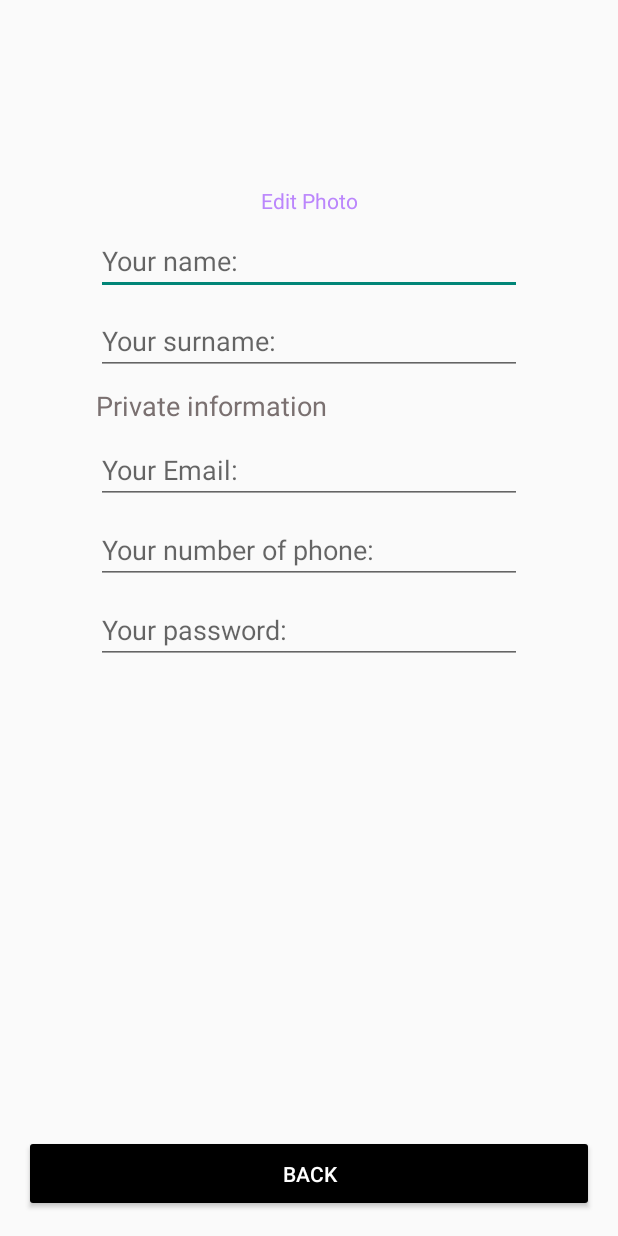
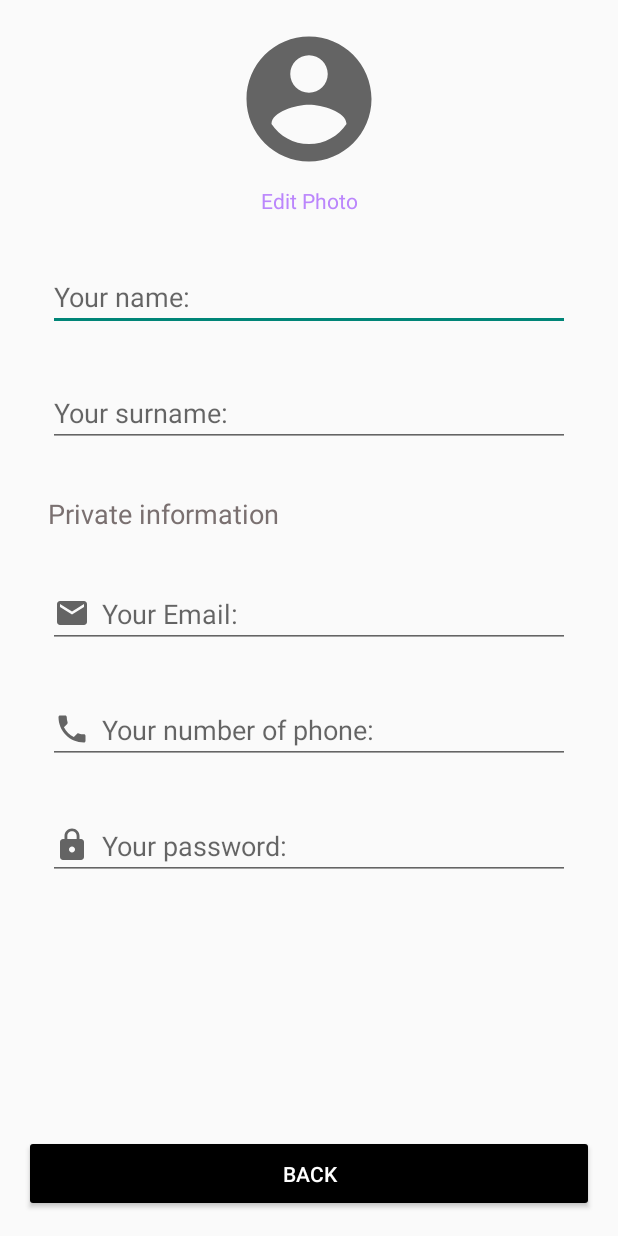
Before and after one commit to D-Mubarak/M.Lesson2, an Android app: the ThirdActivity screen opened directly, with no data from a screen before it, on a phone screen of 412 x 824 dp. Run offline under Robolectric (Android 15) with nearby library versions, the light colour scheme and no system bars; pictures from the network do not load.

Commit message:
Исправил всё, что нужно было

```diff
--- a/app/src/main/AndroidManifest.xml
+++ b/app/src/main/AndroidManifest.xml
@@ -16,7 +16,7 @@
         android:theme="@style/Theme.MLesson2">
 
         <activity
-            android:name=".HW_Activity"
+            android:name=".ThirdActivity"
             android:exported="true" />
         <activity
             android:name=".SecondActivity"
--- a/app/src/main/java/com/example/mlesson2/MainActivity.java
+++ b/app/src/main/java/com/example/mlesson2/MainActivity.java
@@ -2,7 +2,6 @@ package com.example.mlesson2;
 
 import android.content.Intent;
 import android.os.Bundle;
-import android.provider.MediaStore;
 import android.widget.Button;
 import android.widget.ImageView;
 
@@ -28,15 +27,15 @@ public class MainActivity extends AppCompatActivity {
 
     private void initListener() {
         go.setOnClickListener(v -> {
-            if (password.getText().toString().length() > 6 && username.getText().toString().length() > 0) {
-                Intent intent = new Intent(this, HW_Activity.class);
+            if (password.getText().toString().length() > 6 && username.getText().toString() != null) {
+                Intent intent = new Intent(this, ThirdActivity.class);
                 intent.putExtra("key2", password.getText().toString());
                 intent.putExtra("key1", username.getText().toString());
                 startActivity(intent);
             } else if (password.getText().toString().length() < 6) {
-                password.setError("Пароль должен быть больше 6 символов !");
+                password.setError(getString(R.string.password_error_text));
             } else if (username.getText().toString().length() <= 0) {
-                username.setError("Заполните пустое пространство !");
+                username.setError(getString(R.string.username_error_text));
             }
         });
     }
--- a/app/src/main/java/com/example/mlesson2/SecondActivity.java
+++ b/app/src/main/java/com/example/mlesson2/SecondActivity.java
@@ -27,7 +27,7 @@ public class SecondActivity extends AppCompatActivity {
 
         });
         next.setOnClickListener(v -> {
-            Intent intent = new Intent(SecondActivity.this,HW_Activity.class);
+            Intent intent = new Intent(SecondActivity.this, ThirdActivity.class);
             startActivity(intent);
 
         });
--- a/app/src/main/java/com/example/mlesson2/HW_Activity.java
+++ b/app/src/main/java/com/example/mlesson2/ThirdActivity.java
@@ -14,7 +14,7 @@ import androidx.appcompat.app.AppCompatActivity;
 
 import com.bumptech.glide.Glide;
 
-public class HW_Activity extends AppCompatActivity {
+public class ThirdActivity extends AppCompatActivity {
     private ImageView IVPhoto;
     private Button back;
     private TextView editPhoto;
--- /dev/null
+++ b/app/src/main/res/drawable/circle_accaunt_svg.xml
@@ -0,0 +1,10 @@
+<vector xmlns:android="http://schemas.android.com/apk/res/android"
+    android:width="24dp"
+    android:height="24dp"
+    android:viewportWidth="24"
+    android:viewportHeight="24"
+    android:tint="?attr/colorControlNormal">
+  <path
+      android:fillColor="@android:color/white"
+      android:pathData="M12,2C6.48,2 2,6.48 2,12s4.48,10 10,10 10,-4.48 10,-10S17.52,2 12,2zM12,5c1.66,0 3,1.34 3,3s-1.34,3 -3,3 -3,-1.34 -3,-3 1.34,-3 3,-3zM12,19.2c-2.5,0 -4.71,-1.28 -6,-3.22 0.03,-1.99 4,-3.08 6,-3.08 1.99,0 5.97,1.09 6,3.08 -1.29,1.94 -3.5,3.22 -6,3.22z"/>
+</vector>
--- /dev/null
+++ b/app/src/main/res/drawable/email_art.xml
@@ -0,0 +1,10 @@
+<vector xmlns:android="http://schemas.android.com/apk/res/android"
+    android:width="24dp"
+    android:height="24dp"
+    android:viewportWidth="24"
+    android:viewportHeight="24"
+    android:tint="?attr/colorControlNormal">
+  <path
+      android:fillColor="@android:color/white"
+      android:pathData="M20,4L4,4c-1.1,0 -1.99,0.9 -1.99,2L2,18c0,1.1 0.9,2 2,2h16c1.1,0 2,-0.9 2,-2L22,6c0,-1.1 -0.9,-2 -2,-2zM20,8l-8,5 -8,-5L4,6l8,5 8,-5v2z"/>
+</vector>
--- /dev/null
+++ b/app/src/main/res/drawable/lock_art.xml
@@ -0,0 +1,10 @@
+<vector xmlns:android="http://schemas.android.com/apk/res/android"
+    android:width="24dp"
+    android:height="24dp"
+    android:viewportWidth="24"
+    android:viewportHeight="24"
+    android:tint="?attr/colorControlNormal">
+  <path
+      android:fillColor="@android:color/white"
+      android:pathData="M18,8h-1L17,6c0,-2.76 -2.24,-5 -5,-5S7,3.24 7,6v2L6,8c-1.1,0 -2,0.9 -2,2v10c0,1.1 0.9,2 2,2h12c1.1,0 2,-0.9 2,-2L20,10c0,-1.1 -0.9,-2 -2,-2zM12,17c-1.1,0 -2,-0.9 -2,-2s0.9,-2 2,-2 2,0.9 2,2 -0.9,2 -2,2zM15.1,8L8.9,8L8.9,6c0,-1.71 1.39,-3.1 3.1,-3.1 1.71,0 3.1,1.39 3.1,3.1v2z"/>
+</vector>
--- /dev/null
+++ b/app/src/main/res/drawable/phone_art.xml
@@ -0,0 +1,10 @@
+<vector xmlns:android="http://schemas.android.com/apk/res/android"
+    android:width="24dp"
+    android:height="24dp"
+    android:viewportWidth="24"
+    android:viewportHeight="24"
+    android:tint="?attr/colorControlNormal">
+  <path
+      android:fillColor="@android:color/white"
+      android:pathData="M6.62,10.79c1.44,2.83 3.76,5.14 6.59,6.59l2.2,-2.2c0.27,-0.27 0.67,-0.36 1.02,-0.24 1.12,0.37 2.33,0.57 3.57,0.57 0.55,0 1,0.45 1,1V20c0,0.55 -0.45,1 -1,1 -9.39,0 -17,-7.61 -17,-17 0,-0.55 0.45,-1 1,-1h3.5c0.55,0 1,0.45 1,1 0,1.25 0.2,2.45 0.57,3.57 0.11,0.35 0.03,0.74 -0.25,1.02l-2.2,2.2z"/>
+</vector>
--- a/app/src/main/res/layout/activity_hw.xml
+++ b/app/src/main/res/layout/activity_hw.xml
@@ -4,7 +4,7 @@
     xmlns:tools="http://schemas.android.com/tools"
     android:layout_width="match_parent"
     android:layout_height="match_parent"
-    tools:context=".HW_Activity">
+    tools:context=".ThirdActivity">
 
     <ImageView
         android:id="@+id/photo_of_user"
@@ -13,7 +13,8 @@
         android:layout_marginTop="@dimen/margin"
         app:layout_constraintEnd_toEndOf="parent"
         app:layout_constraintStart_toStartOf="parent"
-        app:layout_constraintTop_toTopOf="parent" />
+        app:layout_constraintTop_toTopOf="parent"
+        android:src="@drawable/circle_accaunt_svg"/>
 
     <TextView
         android:id="@+id/textView"
@@ -21,7 +22,7 @@
         android:layout_width="wrap_content"
         android:layout_height="wrap_content"
         android:layout_marginTop="8dp"
-        android:text="Edit Photo"
+        android:text="@string/edit_photo"
         android:textSize="14sp"
         app:layout_constraintEnd_toEndOf="parent"
         app:layout_constraintStart_toStartOf="parent"
@@ -32,7 +33,7 @@
         style="@style/marginHorizontal"
         android:layout_width="match_parent"
         android:layout_height="wrap_content"
-        android:hint="Your name:"
+        android:hint="@string/your_name"
         app:layout_constraintTop_toBottomOf="@+id/textView" />
 
     <EditText
@@ -40,7 +41,7 @@
         style="@style/marginHorizontal"
         android:layout_width="match_parent"
         android:layout_height="wrap_content"
-        android:hint="Your surname:"
+        android:hint="@string/your_surname"
         app:layout_constraintTop_toBottomOf="@id/name" />
 
     <TextView
@@ -48,33 +49,39 @@
         android:layout_width="match_parent"
         android:layout_height="wrap_content"
         style="@style/marginHorizontal"
-        android:text="Private information"
-        android:textSize="18dp"
+        android:text="@string/private_information"
+        android:textSize="18sp"
         app:layout_constraintTop_toBottomOf="@+id/surname"
         android:textColor="@color/gray" />
 
     <EditText
+        android:drawableStart="@drawable/email_art"
         android:id="@+id/email"
+        android:drawablePadding="@dimen/marginMinus2x"
         style="@style/marginHorizontal"
         android:layout_width="match_parent"
         android:layout_height="wrap_content"
-        android:hint="Your Email:"
+        android:hint="@string/your_email"
         app:layout_constraintTop_toBottomOf="@id/privateInfo" />
 
     <EditText
+        android:drawablePadding="@dimen/marginMinus2x"
+        android:drawableStart="@drawable/phone_art"
         android:id="@+id/number_of_phone"
         style="@style/marginHorizontal"
         android:layout_width="match_parent"
         android:layout_height="wrap_content"
-        android:hint="Your number of phone:"
+        android:hint="@string/your_number_of_phone"
         app:layout_constraintTop_toBottomOf="@id/email" />
 
     <EditText
+        android:drawablePadding="@dimen/marginMinus2x"
+        android:drawableStart="@drawable/lock_art"
         android:id="@+id/password"
         style="@style/marginHorizontal"
         android:layout_width="match_parent"
         android:layout_height="wrap_content"
-        android:hint="Your password:"
+        android:hint="@string/your_password"
         app:layout_constraintTop_toBottomOf="@id/number_of_phone" />
 
     <Button
--- a/app/src/main/res/layout/activity_main.xml
+++ b/app/src/main/res/layout/activity_main.xml
@@ -4,7 +4,8 @@
     xmlns:tools="http://schemas.android.com/tools"
     android:layout_width="match_parent"
     android:layout_height="match_parent"
-    tools:context=".MainActivity">
+    tools:context=".MainActivity"
+    android:backgroundTint="@color/white">
 
     <ImageView
         android:id="@+id/image_car"
@@ -21,7 +22,7 @@
         android:layout_height="wrap_content"
         android:layout_marginStart="@dimen/margin"
         android:layout_marginTop="52dp"
-        android:text="HELLO THERE, \nWELCOME BACK "
+        android:text="@string/hello_there_nwelcome_back"
         android:textColor="@color/black"
         android:textSize="40sp"
         android:textStyle="bold"
@@ -35,7 +36,7 @@
         android:layout_marginVertical="@dimen/margin2x"
         android:layout_marginStart="@dimen/margin"
         android:backgroundTint="@color/gray"
-        android:text="Sign in to continue"
+        android:text="@string/sign_in_to_continue"
         app:layout_constraintStart_toStartOf="parent"
         app:layout_constraintTop_toBottomOf="@+id/Hi" />
 
@@ -46,7 +47,7 @@
         android:layout_height="wrap_content"
         android:layout_marginHorizontal="@dimen/margin"
         android:layout_marginTop="@dimen/margin2x"
-        android:hint="Your username"
+        android:hint="@string/your_username"
         android:padding="@dimen/marginMinus2x"
         app:layout_constraintTop_toBottomOf="@+id/grayTV">
 
@@ -64,10 +65,11 @@
     <com.google.android.material.textfield.TextInputLayout
         android:id="@+id/LPassword"
         style="@style/Widget.MaterialComponents.TextInputLayout.OutlinedBox"
+
         android:layout_width="match_parent"
         android:layout_height="wrap_content"
         android:layout_marginHorizontal="@dimen/margin"
-        android:hint="Your password"
+        android:hint="@string/your_password_first_activity"
         android:padding="@dimen/marginMinus2x"
         app:endIconMode="password_toggle"
         app:layout_constraintTop_toBottomOf="@+id/LUser">
@@ -88,7 +90,7 @@
         android:layout_height="wrap_content"
         android:layout_marginTop="@dimen/margin2x"
         android:layout_marginEnd="44dp"
-        android:text="FORGET PASSWORD?"
+        android:text="@string/forget_password"
         android:textColor="@color/black"
         android:textStyle="bold"
         app:layout_constraintEnd_toEndOf="parent"
@@ -102,7 +104,7 @@
         android:layout_marginTop="@dimen/margin"
         android:backgroundTint="@color/black"
         android:padding="@dimen/margin"
-        android:text="GO"
+        android:text="@string/go"
         android:textColor="@color/white"
         app:layout_constraintTop_toBottomOf="@+id/forgot" />
 
@@ -111,7 +113,7 @@
         android:layout_height="wrap_content"
         android:layout_marginTop="@dimen/margin"
         android:backgroundTint="@color/black"
-        android:text="NEW USER? SIGN UP"
+        android:text="@string/new_user_sign_up"
         android:textColor="@color/black"
         android:textStyle="bold"
         app:layout_constraintEnd_toEndOf="parent"
--- a/app/src/main/res/values/colors.xml
+++ b/app/src/main/res/values/colors.xml
@@ -1,7 +1,7 @@
 <?xml version="1.0" encoding="utf-8"?>
 <resources>
     <color name="purple_200">#FFBB86FC</color>
-    <color name="purple_500">#FF6200EE</color>
+    <color name="purple_500">#000000</color>
     <color name="purple_700">#FF3700B3</color>
     <color name="teal_200">#FF03DAC5</color>
     <color name="teal_700">#FF018786</color>
--- a/app/src/main/res/values/strings.xml
+++ b/app/src/main/res/values/strings.xml
@@ -1,4 +1,21 @@
 <resources>
     <string name="app_name">M.Lesson2</string>
     <string name="back">BACK</string>
+    <string name="edit_photo">Edit Photo</string>
+    <string name="your_name">Your name:</string>
+    <string name="your_surname">Your surname:</string>
+    <string name="private_information">Private information</string>
+    <string name="your_email">Your Email:</string>
+    <string name="your_number_of_phone">Your number of phone:</string>
+    <string name="your_password">Your password:</string>
+    <string name="hello_there_nwelcome_back">HELLO THERE, \nWELCOME BACK</string>
+    <string name="sign_in_to_continue">Sign in to continue</string>
+    <string name="your_username">Your username</string>
+    <string name="your_password_first_activity">Your password</string>
+    <string name="forget_password">FORGET PASSWORD?</string>
+    <string name="go">GO</string>
+    <string name="new_user_sign_up">NEW USER? SIGN UP</string>
+    <string name="password_error_text">Пароль должен быть больше 6 символов !</string>
+    <string name="username_error_text">Заполните пустое пространство !</string>
+
 </resources>
--- a/app/src/main/res/values/style.xml
+++ b/app/src/main/res/values/style.xml
@@ -10,8 +10,8 @@
     </style>
 
     <style name="marginHorizontal">
-        <item name="android:layout_marginHorizontal">@dimen/margin4x</item>
-        <item name="android:layout_marginTop">@dimen/marginMinus2x</item>
+        <item name="android:layout_marginHorizontal">@dimen/margin2x</item>
+        <item name="android:layout_marginTop">@dimen/margin2x</item>
     </style>
 
 </resources>
```
Also changed, not shown: app/src/main/res/drawable/img.png (added), app/src/main/res/drawable/img_1.png (added).
